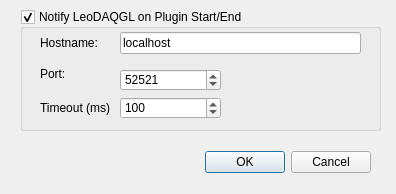
Old version of the form LeoDAQGLIntegration.ui in the repository cculianu/StimulateOpenGL_II.
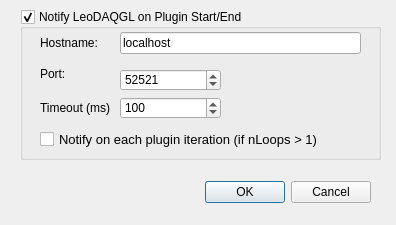
New version of the form.

```diff
--- a/LeoDAQGLIntegration.ui
+++ b/LeoDAQGLIntegration.ui
@@ -1,22 +1,22 @@
 <ui version="4.0" >
  <class>LeoDAQGLIntegration</class>
- <widget class="QDialog" name="LeoDAQGLIntegration" >
-  <property name="geometry" >
+ <widget class="QDialog" name="LeoDAQGLIntegration">
+  <property name="geometry">
    <rect>
     <x>0</x>
     <y>0</y>
     <width>396</width>
-    <height>194</height>
+    <height>225</height>
    </rect>
   </property>
   <property name="windowTitle" >
    <string>Dialog</string>
   </property>
-  <widget class="QDialogButtonBox" name="buttonBox" >
-   <property name="geometry" >
+  <widget class="QDialogButtonBox" name="buttonBox">
+   <property name="geometry">
     <rect>
      <x>30</x>
-     <y>146</y>
+     <y>176</y>
      <width>341</width>
      <height>32</height>
     </rect>
@@ -24,17 +24,17 @@
    <property name="orientation" >
     <enum>Qt::Horizontal</enum>
    </property>
-   <property name="standardButtons" >
-    <set>QDialogButtonBox::Cancel|QDialogButtonBox::NoButton|QDialogButtonBox::Ok</set>
+   <property name="standardButtons">
+    <set>QDialogButtonBox::Cancel|QDialogButtonBox::Ok</set>
    </property>
   </widget>
-  <widget class="QGroupBox" name="enabledGB" >
-   <property name="geometry" >
+  <widget class="QGroupBox" name="enabledGB">
+   <property name="geometry">
     <rect>
      <x>20</x>
      <y>9</y>
      <width>361</width>
-     <height>122</height>
+     <height>151</height>
     </rect>
    </property>
    <property name="toolTip" >
@@ -157,6 +157,33 @@
      <number>52521</number>
     </property>
    </widget>
+   <widget class="QCheckBox" name="nloopsNotifyCB">
+    <property name="geometry">
+     <rect>
+      <x>20</x>
+      <y>120</y>
+      <width>321</width>
+      <height>20</height>
+     </rect>
+    </property>
+    <property name="font">
+     <font>
+      <pointsize>10</pointsize>
+     </font>
+    </property>
+    <property name="toolTip">
+     <string>This option pertains to users the nLoops plugin configuration variable.  If enabled, notify LeoDAQGL for each iteration of the plugin, rather than once for the plugin's run.   The default, disabled, is what most people want.</string>
+    </property>
+    <property name="statusTip">
+     <string>Enable 'per-iteration' notification for nLoops mode.</string>
+    </property>
+    <property name="whatsThis">
+     <string>Controls whether notifications are sent for each plugin iteration.</string>
+    </property>
+    <property name="text">
+     <string>Notify on each plugin iteration (if nLoops &gt; 1)</string>
+    </property>
+   </widget>
   </widget>
  </widget>
  <resources/>
```
Left out of the diff: 79 changed lines with no effect on the pictures.
